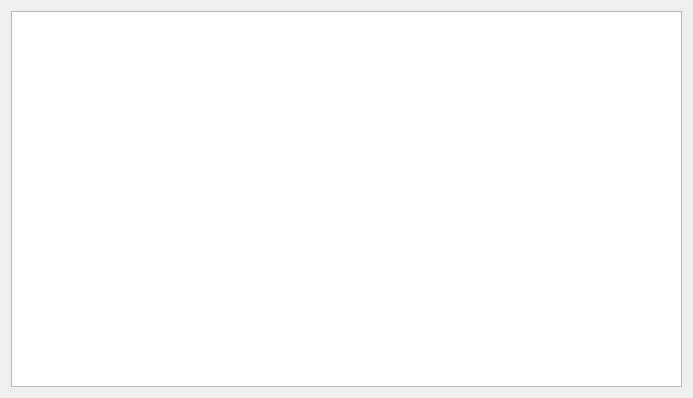
Above: isis/adapter/qt5/qlogwidget.ui from DerOrfa/isis before the change. Below: the same form after it.
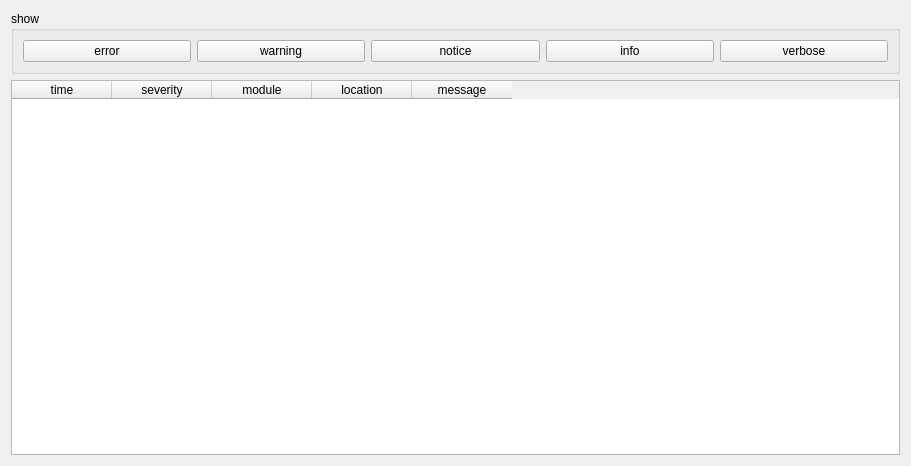
That is the form after the change.

Patch:
```diff
--- a/isis/adapter/qt5/qlogwidget.ui
+++ b/isis/adapter/qt5/qlogwidget.ui
@@ -6,8 +6,8 @@
    <rect>
     <x>0</x>
     <y>0</y>
-    <width>693</width>
-    <height>398</height>
+    <width>911</width>
+    <height>466</height>
    </rect>
   </property>
   <property name="windowTitle">
@@ -15,7 +15,83 @@
   </property>
   <layout class="QVBoxLayout" name="verticalLayout">
    <item>
-    <widget class="QTableWidget" name="message_list"/>
+    <widget class="QGroupBox" name="groupBox">
+     <property name="title">
+      <string>show</string>
+     </property>
+     <layout class="QHBoxLayout" name="horizontalLayout">
+      <item>
+       <widget class="QPushButton" name="show_error">
+        <property name="text">
+         <string>error</string>
+        </property>
+        <property name="checked">
+         <bool>false</bool>
+        </property>
+       </widget>
+      </item>
+      <item>
+       <widget class="QPushButton" name="show_warning">
+        <property name="text">
+         <string>warning</string>
+        </property>
+        <property name="checked">
+         <bool>false</bool>
+        </property>
+       </widget>
+      </item>
+      <item>
+       <widget class="QPushButton" name="show_notice">
+        <property name="text">
+         <string>notice</string>
+        </property>
+       </widget>
+      </item>
+      <item>
+       <widget class="QPushButton" name="show_info">
+        <property name="text">
+         <string>info</string>
+        </property>
+       </widget>
+      </item>
+      <item>
+       <widget class="QPushButton" name="show_verbose">
+        <property name="text">
+         <string>verbose</string>
+        </property>
+       </widget>
+      </item>
+     </layout>
+    </widget>
+   </item>
+   <item>
+    <widget class="QTableWidget" name="message_list">
+     <column>
+      <property name="text">
+       <string>time</string>
+      </property>
+     </column>
+     <column>
+      <property name="text">
+       <string>severity</string>
+      </property>
+     </column>
+     <column>
+      <property name="text">
+       <string>module</string>
+      </property>
+     </column>
+     <column>
+      <property name="text">
+       <string>location</string>
+      </property>
+     </column>
+     <column>
+      <property name="text">
+       <string>message</string>
+      </property>
+     </column>
+    </widget>
    </item>
   </layout>
  </widget>
```
Left out of the diff: 92 changed lines with no effect on the pictures.
